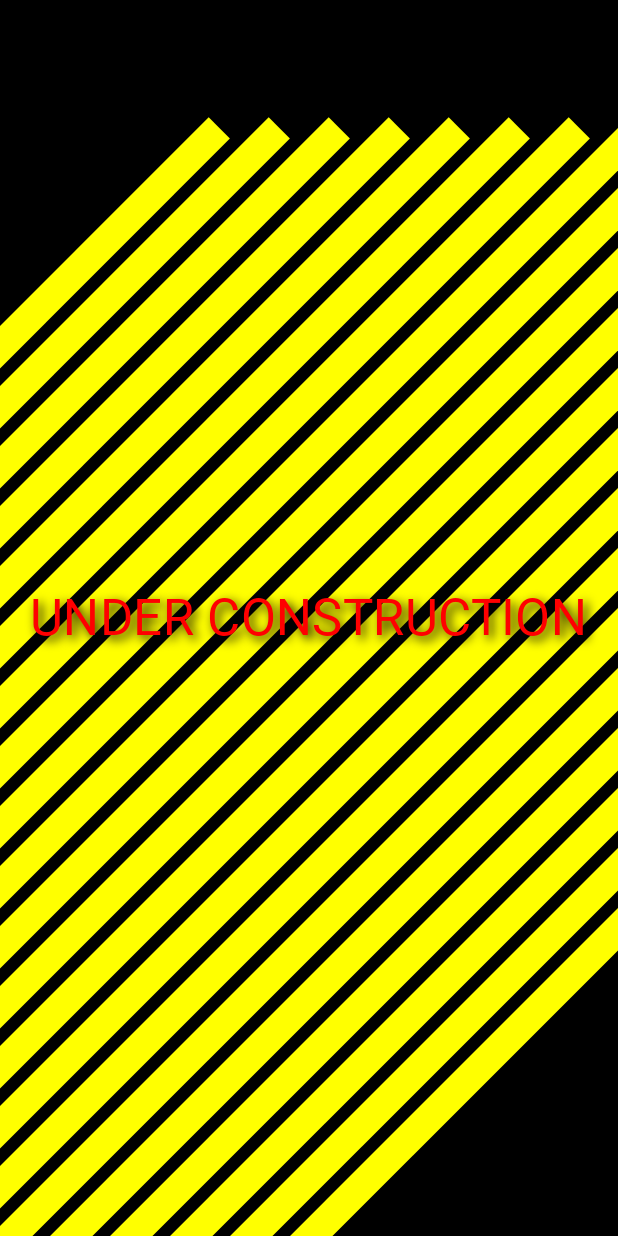
After one commit to maiatoday/GrooveIsInTheHeart, an Android app built with Jetpack Compose: the composable Chevron shown on its own in the app's theme, on a phone screen of 412 x 824 dp. The commit adds this screen. Run offline under Robolectric (Android 15) with nearby library versions, the phone set to English and light mode, and no system bars; Roboto replaces fonts that are not available here.

Commit message:
Under construction and borked glitterbox

```diff
--- a/common/src/commonMain/kotlin/App.kt
+++ b/common/src/commonMain/kotlin/App.kt
@@ -1,9 +1,11 @@
 import androidx.compose.runtime.*
 import net.maiatoday.giith.blink.BlinkScreen
+import net.maiatoday.giith.glitter.GlitterPointerScreen
 import net.maiatoday.giith.navigation.Screen
 import net.maiatoday.giith.navigation.roots.*
 import net.maiatoday.giith.rainbowtext.RainbowTextScreen
 import net.maiatoday.giith.ui.GrooveTheme
+import net.maiatoday.giith.underconstruction.UnderConstructionScreen
 import net.maiatoday.giith.visitorcounter.VisitorCounterScreen
 
 @Composable
--- a/common/src/commonMain/kotlin/net/maiatoday/giith/rainbowtext/Rainbows.kt
+++ b/common/src/commonMain/kotlin/net/maiatoday/giith/rainbowtext/Rainbows.kt
@@ -7,7 +7,7 @@ val pastelRainbow = listOf(
     SherbetBomb,
     SummerSky,
     FishTank,
-    TasteyWheat,
+    DishwashingLiquid,
     Oros,
     MyPonyHair
 )
--- /dev/null
+++ b/common/src/commonMain/kotlin/net/maiatoday/giith/underconstruction/Chevron.kt
@@ -0,0 +1,82 @@
+package net.maiatoday.giith.underconstruction
+
+import androidx.compose.animation.core.*
+import androidx.compose.foundation.Canvas
+import androidx.compose.foundation.background
+import androidx.compose.foundation.layout.*
+import androidx.compose.material.MaterialTheme
+import androidx.compose.material.Text
+import androidx.compose.runtime.Composable
+import androidx.compose.runtime.getValue
+import androidx.compose.ui.Alignment
+import androidx.compose.ui.Modifier
+import androidx.compose.ui.draw.clipToBounds
+import androidx.compose.ui.geometry.Offset
+import androidx.compose.ui.geometry.Size
+import androidx.compose.ui.graphics.Color
+import androidx.compose.ui.graphics.Shadow
+import androidx.compose.ui.graphics.drawscope.withTransform
+import androidx.compose.ui.unit.Dp
+import androidx.compose.ui.unit.dp
+import java.lang.Math.round
+
+@Composable
+fun Chevron(
+    modifier: Modifier = Modifier,
+    stripWidth: Dp = 20.dp,
+    fgColor: Color = Color.Yellow,
+    bgColor: Color = Color.Black,
+    textColor: Color = Color.Red,
+    shadowColor: Color = Color.Black,
+    text: String = "UNDER CONSTRUCTION"
+) {
+
+    val infiniteTransition = rememberInfiniteTransition()
+    val offset by infiniteTransition.animateFloat(
+        initialValue = 0.0f, targetValue = 2.0f, animationSpec = infiniteRepeatable(
+            animation = tween(500), repeatMode = RepeatMode.Restart
+        )
+    )
+    Box(modifier = modifier) {
+        Canvas(
+            modifier = modifier
+                .fillMaxSize()
+                .clipToBounds()
+                .background(bgColor)
+        ) {
+            val stripPx = stripWidth.toPx()
+            val count = round((size.width / stripPx))
+            val height = size.height
+
+            val delta = offset * stripPx
+            val stripHeight = height * 25F
+            val stripSize = Size(stripPx, stripHeight)
+            val rotation = 45f
+            for (i in -10..count + 10 step 2) {
+                //   for (r in 0..45) {
+                withTransform({
+                    rotate(degrees = rotation, pivot = Offset(i * stripPx + delta, height / 2))
+                    translate(left = i * stripPx + delta, top = -90F)
+                }) {
+                    drawRect(
+                        color = fgColor, size = stripSize
+                    )
+                }
+            }
+        }
+        Text(
+            text = text,
+            style = MaterialTheme.typography.h4.copy(
+                shadow = Shadow(
+                    color = shadowColor,
+                    offset = Offset(4f, 4f),
+                    blurRadius = 8f
+                )
+            ),
+           // fontSize = 32.sp,
+            color = textColor,
+           // fontWeight = FontWeight.Bold,
+            modifier = Modifier.align(Alignment.Center)
+        )
+    }
+}
--- /dev/null
+++ b/common/src/commonMain/kotlin/net/maiatoday/giith/underconstruction/UnderConstruction.kt
@@ -0,0 +1 @@
+package net.maiatoday.giith.underconstruction
```
Also changed, not shown: common/src/commonMain/kotlin/net/maiatoday/giith/glitter/GlitterBox.kt (added, +250 -0 lines), common/src/commonMain/kotlin/net/maiatoday/giith/glitter/GlitterPointerScreen.kt (renamed from common/src/commonMain/kotlin/net/maiatoday/giith/navigation/roots/GlitterPointerScreen.kt, +6 -2 lines), common/src/commonMain/kotlin/net/maiatoday/giith/navigation/roots/UnderConstructionScreen.kt (deleted, +0 -15 lines), common/src/commonMain/kotlin/net/maiatoday/giith/underconstruction/TextMarquee.kt (added, +57 -0 lines), common/src/commonMain/kotlin/net/maiatoday/giith/underconstruction/UnderConstructionScreen.kt (added, +44 -0 lines).
